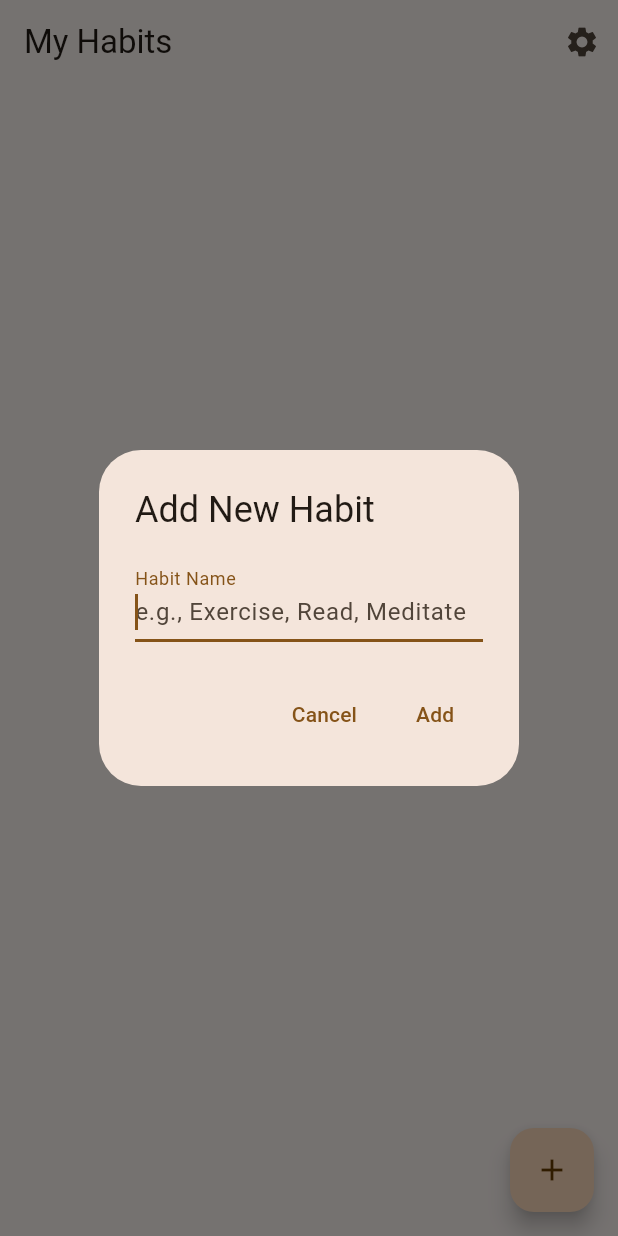
After one commit to PiyushPokharana/Health-Tracker, a Flutter app: the screen it shows after launch, after a tap on the "add" icon, on a phone screen of 412 x 824 dp. The commit adds this screen. Run offline on Flutter 3.47's test engine with Material 3 defaults, Android fonts, the phone set to English and light mode, and no system bars; our stand-ins replace sqflite, table_calendar; accounts and stored records are empty.

Commit message:
Completed Phase 2

```diff
--- a/lib/main.dart
+++ b/lib/main.dart
@@ -1,36 +1,29 @@
 import 'package:flutter/material.dart';
-import 'package:table_calendar/table_calendar.dart' as tc;
-import 'package:intl/intl.dart';
-import 'models/daily_record.dart';
-import 'models/daily_record_manager.dart';
+import 'screens/home_screen.dart';
 
 void main() async {
-  WidgetsFlutterBinding.ensureInitialized(); // Required for sqflite
-  final recordManager = DailyRecordManager();
-  await recordManager.loadRecords(); // Load data from the database
-  runApp(DailySuccessTrackerApp(recordManager: recordManager));
+  WidgetsFlutterBinding.ensureInitialized();
+  runApp(const MultiHabitTrackerApp());
 }
 
-class DailySuccessTrackerApp extends StatelessWidget {
-  final DailyRecordManager recordManager;
-
-  const DailySuccessTrackerApp({Key? key, required this.recordManager})
-      : super(key: key);
+class MultiHabitTrackerApp extends StatelessWidget {
+  const MultiHabitTrackerApp({super.key});
 
   @override
   Widget build(BuildContext context) {
     return MaterialApp(
-      title: 'Daily Success Tracker',
+      title: 'Multi-Habit Tracker',
       theme: ThemeData(
-        primarySwatch: Colors.orange,
+        colorScheme: ColorScheme.fromSeed(seedColor: Colors.orange),
+        useMaterial3: true,
       ),
-      home: DailySuccessHomePage(
-        recordManager: recordManager,
-      ),
+      home: const HomeScreen(),
     );
   }
 }
 
+// OLD CODE BELOW - Keep for reference, remove later
+/*
 class DailySuccessHomePage extends StatefulWidget {
   final DailyRecordManager recordManager;
 
@@ -417,3 +410,4 @@ class _DailySuccessHomePageState extends State<DailySuccessHomePage> {
     );
   }
 }
+*/
--- /dev/null
+++ b/lib/screens/home_screen.dart
@@ -0,0 +1,378 @@
+import 'package:flutter/material.dart';
+import '../models/habit_manager.dart';
+import '../models/habit.dart';
+
+class HomeScreen extends StatefulWidget {
+  const HomeScreen({super.key});
+
+  @override
+  State<HomeScreen> createState() => _HomeScreenState();
+}
+
+class _HomeScreenState extends State<HomeScreen> {
+  final HabitManager _habitManager = HabitManager();
+  List<Habit> _habits = [];
+  bool _isLoading = true;
+  bool _isSelectionMode = false;
+  final Set<int> _selectedHabitIds = {};
+
+  @override
+  void initState() {
+    super.initState();
+    _loadHabits();
+  }
+
+  Future<void> _loadHabits() async {
+    setState(() => _isLoading = true);
+    try {
+      final habits = await _habitManager.loadHabits();
+      setState(() {
+        _habits = habits;
+        _isLoading = false;
+      });
+    } catch (e) {
+      setState(() => _isLoading = false);
+      if (mounted) {
+        ScaffoldMessenger.of(context).showSnackBar(
+          SnackBar(content: Text('Error loading habits: $e')),
+        );
+      }
+    }
+  }
+
+  Future<void> _showAddHabitDialog() async {
+    final nameController = TextEditingController();
+
+    final result = await showDialog<bool>(
+      context: context,
+      builder: (context) => AlertDialog(
+        title: const Text('Add New Habit'),
+        content: TextField(
+          controller: nameController,
+          autofocus: true,
+          decoration: const InputDecoration(
+            labelText: 'Habit Name',
+            hintText: 'e.g., Exercise, Read, Meditate',
+          ),
+          textCapitalization: TextCapitalization.sentences,
+        ),
+        actions: [
+          TextButton(
+            onPressed: () => Navigator.pop(context, false),
+            child: const Text('Cancel'),
+          ),
+          TextButton(
+            onPressed: () {
+              if (nameController.text.trim().isNotEmpty) {
+                Navigator.pop(context, true);
+              }
+            },
+            child: const Text('Add'),
+          ),
+        ],
+      ),
+    );
+
+    if (result == true && nameController.text.trim().isNotEmpty) {
+      try {
+        await _habitManager.addHabit(nameController.text.trim());
+        await _loadHabits();
+        if (mounted) {
+          ScaffoldMessenger.of(context).showSnackBar(
+            const SnackBar(content: Text('Habit added successfully!')),
+          );
+        }
+      } catch (e) {
+        if (mounted) {
+          ScaffoldMessenger.of(context).showSnackBar(
+            SnackBar(content: Text('Error adding habit: $e')),
+          );
+        }
+      }
+    }
+  }
+
+  void _toggleSelection(int habitId) {
+    setState(() {
+      if (_selectedHabitIds.contains(habitId)) {
+        _selectedHabitIds.remove(habitId);
+        if (_selectedHabitIds.isEmpty) {
+          _isSelectionMode = false;
+        }
+      } else {
+        _selectedHabitIds.add(habitId);
+      }
+    });
+  }
+
+  void _enterSelectionMode(int habitId) {
+    setState(() {
+      _isSelectionMode = true;
+      _selectedHabitIds.clear();
+      _selectedHabitIds.add(habitId);
+    });
+  }
+
+  void _exitSelectionMode() {
+    setState(() {
+      _isSelectionMode = false;
+      _selectedHabitIds.clear();
+    });
+  }
+
+  void _selectAll() {
+    setState(() {
+      _selectedHabitIds.clear();
+      _selectedHabitIds.addAll(_habits.map((h) => h.id!));
+    });
+  }
+
+  Future<void> _deleteSelectedHabits() async {
+    final count = _selectedHabitIds.length;
+    final confirmed = await showDialog<bool>(
+      context: context,
+      builder: (context) => AlertDialog(
+        title: const Text('Delete Habits'),
+        content: Text('Move $count habit${count > 1 ? 's' : ''} to trash?'),
+        actions: [
+          TextButton(
+            onPressed: () => Navigator.pop(context, false),
+            child: const Text('Cancel'),
+          ),
+          TextButton(
+            onPressed: () => Navigator.pop(context, true),
+            child: const Text('Delete'),
+          ),
+        ],
+      ),
+    );
+
+    if (confirmed == true) {
+      try {
+        for (final habitId in _selectedHabitIds) {
+          await _habitManager.deleteHabit(habitId);
+        }
+        _exitSelectionMode();
+        await _loadHabits();
+        if (mounted) {
+          ScaffoldMessenger.of(context).showSnackBar(
+            SnackBar(
+                content:
+                    Text('$count habit${count > 1 ? 's' : ''} moved to trash')),
+          );
+        }
+      } catch (e) {
+        if (mounted) {
+          ScaffoldMessenger.of(context).showSnackBar(
+            SnackBar(content: Text('Error deleting habits: $e')),
+          );
+        }
+      }
+    }
+  }
+
+  Future<void> _renameSelectedHabit() async {
+    if (_selectedHabitIds.length != 1) return;
+
+    final habitId = _selectedHabitIds.first;
+    final habit = _habits.firstWhere((h) => h.id == habitId);
+    final nameController = TextEditingController(text: habit.name);
+
+    final result = await showDialog<bool>(
+      context: context,
+      builder: (context) => AlertDialog(
+        title: const Text('Rename Habit'),
+        content: TextField(
+          controller: nameController,
+          autofocus: true,
+          decoration: const InputDecoration(
+            labelText: 'Habit Name',
+          ),
+          textCapitalization: TextCapitalization.sentences,
+        ),
+        actions: [
+          TextButton(
+            onPressed: () => Navigator.pop(context, false),
+            child: const Text('Cancel'),
+          ),
+          TextButton(
+            onPressed: () {
+              if (nameController.text.trim().isNotEmpty) {
+                Navigator.pop(context, true);
+              }
+            },
+            child: const Text('Save'),
+          ),
+        ],
+      ),
+    );
+
+    if (result == true && nameController.text.trim().isNotEmpty) {
+      try {
+        final updatedHabit = habit.copyWith(name: nameController.text.trim());
+        await _habitManager.updateHabit(updatedHabit);
+        _exitSelectionMode();
+        await _loadHabits();
+        if (mounted) {
+          ScaffoldMessenger.of(context).showSnackBar(
+            const SnackBar(content: Text('Habit renamed successfully!')),
+          );
+        }
+      } catch (e) {
+        if (mounted) {
+          ScaffoldMessenger.of(context).showSnackBar(
+            SnackBar(content: Text('Error renaming habit: $e')),
+          );
+        }
+      }
+    }
+  }
+
+  @override
+  Widget build(BuildContext context) {
+    return Scaffold(
+      appBar: _isSelectionMode ? _buildSelectionAppBar() : _buildNormalAppBar(),
+      body: _isLoading
+          ? const Center(child: CircularProgressIndicator())
+          : _habits.isEmpty
+              ? _buildEmptyState()
+              : _buildHabitList(),
+      floatingActionButton: _isSelectionMode
+          ? null
+          : FloatingActionButton(
+              onPressed: _showAddHabitDialog,
+              child: const Icon(Icons.add),
+            ),
+    );
+  }
+
+  PreferredSizeWidget _buildNormalAppBar() {
+    return AppBar(
+      title: const Text('My Habits'),
+      actions: [
+        IconButton(
+          icon: const Icon(Icons.settings),
+          onPressed: () {
+            // TODO: Navigate to settings screen
+            ScaffoldMessenger.of(context).showSnackBar(
+              const SnackBar(content: Text('Settings coming soon!')),
+            );
+          },
+        ),
+      ],
+    );
+  }
+
+  PreferredSizeWidget _buildSelectionAppBar() {
+    return AppBar(
+      leading: IconButton(
+        icon: const Icon(Icons.close),
+        onPressed: _exitSelectionMode,
+      ),
+      title: Text('${_selectedHabitIds.length} selected'),
+      actions: [
+        if (_selectedHabitIds.length == 1)
+          IconButton(
+            icon: const Icon(Icons.edit),
+            onPressed: _renameSelectedHabit,
+            tooltip: 'Rename',
+          ),
+        IconButton(
+          icon: const Icon(Icons.select_all),
+          onPressed: _selectAll,
+          tooltip: 'Select All',
+        ),
+        IconButton(
+          icon: const Icon(Icons.delete),
+          onPressed: _deleteSelectedHabits,
+          tooltip: 'Delete',
+        ),
+      ],
+    );
+  }
+
+  Widget _buildEmptyState() {
+    return Center(
+      child: Column(
+        mainAxisAlignment: MainAxisAlignment.center,
+        children: [
+          Icon(
+            Icons.track_changes,
+            size: 80,
+            color: Colors.grey[400],
+          ),
+          const SizedBox(height: 16),
+          Text(
+            'No habits yet',
+            style: Theme.of(context).textTheme.headlineSmall?.copyWith(
+                  color: Colors.grey[600],
+                ),
+          ),
+          const SizedBox(height: 8),
+          Text(
+            'Tap the + button to create your first habit',
+            style: Theme.of(context).textTheme.bodyMedium?.copyWith(
+                  color: Colors.grey[500],
+                ),
+          ),
+        ],
+      ),
+    );
+  }
+
+  Widget _buildHabitList() {
+    return ListView.builder(
+      itemCount: _habits.length,
+      itemBuilder: (context, index) {
+        final habit = _habits[index];
+        final isSelected = _selectedHabitIds.contains(habit.id);
+
+        return Card(
+          margin: const EdgeInsets.symmetric(horizontal: 8, vertical: 4),
+          child: ListTile(
+            leading: _isSelectionMode
+                ? Checkbox(
+                    value: isSelected,
+                    onChanged: (_) => _toggleSelection(habit.id!),
+                  )
+                : const Icon(Icons.track_changes),
+            title: Text(habit.name),
+            subtitle: FutureBuilder<int>(
+              future: _habitManager.getCurrentStreak(habit.id!),
+              builder: (context, snapshot) {
+                if (snapshot.hasData) {
+                  final streak = snapshot.data!;
+                  return Text(
+                    streak > 0
+                        ? '🔥 $streak day${streak > 1 ? 's' : ''} streak'
+                        : 'No streak yet',
+                    style: TextStyle(
+                      color: streak > 0 ? Colors.orange : Colors.grey,
+                    ),
+                  );
+                }
+                return const Text('Loading...');
+              },
+            ),
+            onTap: () {
+              if (_isSelectionMode) {
+                _toggleSelection(habit.id!);
+              } else {
+                // TODO: Navigate to habit detail screen
+                ScaffoldMessenger.of(context).showSnackBar(
+                  SnackBar(
+                      content: Text('Opening ${habit.name} detail screen...')),
+                );
+              }
+            },
+            onLongPress: () {
+              if (!_isSelectionMode) {
+                _enterSelectionMode(habit.id!);
+              }
+            },
+          ),
+        );
+      },
+    );
+  }
+}
```
